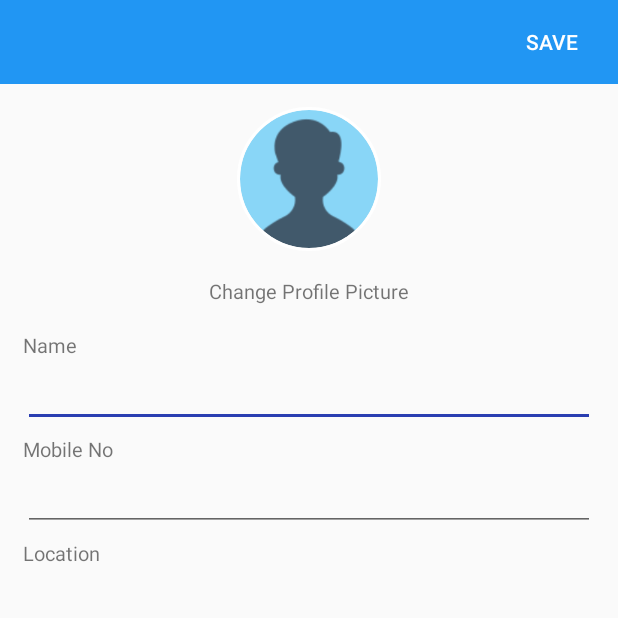
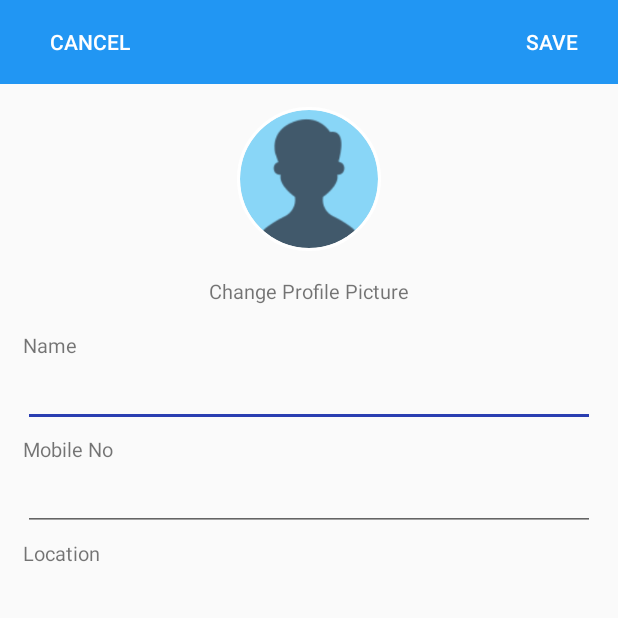
Before and after one commit to viveks77/PocketTest-Client, an Android app: the EditProfile screen opened directly, with no data from a screen before it, on a phone screen of 412 x 824 dp, the top half of it. Run offline under Robolectric (Android 15) with nearby library versions, the phone set to English and light mode, and no system bars; our stand-ins replace CircleImageView, Volley; Roboto replaces fonts that are not available here; 3 statements that could not run were skipped.

```diff
--- a/app/src/main/java/com/example/pockettest/Activites/EditProfile.java
+++ b/app/src/main/java/com/example/pockettest/Activites/EditProfile.java
@@ -1,6 +1,7 @@
 package com.example.pockettest.Activites;
 
 import androidx.appcompat.app.AppCompatActivity;
+import androidx.appcompat.widget.Toolbar;
 import androidx.fragment.app.FragmentManager;
 
 import android.content.Intent;
@@ -45,7 +46,7 @@ public class EditProfile extends AppCompatActivity {
     private EditText name;
     private EditText mobile;
     private EditText loc;
-
+    private Button cancel;
     UserDataBaseHandler db;
 
     @Override
@@ -53,6 +54,7 @@ public class EditProfile extends AppCompatActivity {
         super.onCreate(savedInstanceState);
         setContentView(R.layout.activity_edit_profile);
 
+        cancel = findViewById(R.id.edit_profile_cancel);
         save = findViewById(R.id.edit_profile_save);
         name = findViewById(R.id.edit_profile_changeName);
         mobile = findViewById(R.id.edit_profile_changeMobile);
@@ -64,16 +66,21 @@ public class EditProfile extends AppCompatActivity {
         mobile.setHint(user.getMobileNo());
         loc.setHint(user.getLocation());
 
+        cancel.setOnClickListener(new View.OnClickListener() {
+            @Override
+            public void onClick(View v) {
+                onBackPressed();
+            }
+        });
+
         save.setOnClickListener(new View.OnClickListener() {
             @Override
             public void onClick(View v) {
-                updateUser();
-
-                FragmentManager FM= getSupportFragmentManager();
-                AccountFragment accountFragment=new AccountFragment();
-                FM.beginTransaction().replace(R.id.edit_profile_layout,accountFragment).commit();
-
-
+                if(name.getText().toString().length() == 0 && mobile.getText().toString().length() == 0 && loc.getText().toString().length() == 0){
+                    Toast.makeText(EditProfile.this, "Please edit a field", Toast.LENGTH_SHORT).show();
+                }else{
+                    updateUser();
+                }
             }
         });
     }
@@ -101,8 +108,11 @@ public class EditProfile extends AppCompatActivity {
                     user.setMobileNo(userObj.getString("mobile_no"));
                     user.setLocation(userObj.getString("location"));
                     db.updateUser(user);
+                    Intent intent = new Intent(EditProfile.this, MainActivity.class);
+                    intent.putExtra("OpenAccountF", true);
+                    intent.addFlags(Intent.FLAG_ACTIVITY_NO_ANIMATION);
                     finish();
-                    startActivity(new Intent(EditProfile.this, AccountFragment.class));
+                    startActivity(intent);
                 }catch(JSONException e){
                     e.printStackTrace();
                 }
@@ -117,7 +127,6 @@ public class EditProfile extends AppCompatActivity {
                                 HttpHeaderParser.parseCharset(response.headers, "utf-8"));
 
                         JSONObject obj = new JSONObject(res);
-                        Log.d("error ye hai", obj.toString());
                         //JSONArray errorArray = obj.getJSONArray("mobile_no");
                         Snackbar.make(getWindow().getDecorView().findViewById(android.R.id.content),"Oops! Something went wrong", Snackbar.LENGTH_SHORT).show();
 
--- a/app/src/main/java/com/example/pockettest/Util/Constants.java
+++ b/app/src/main/java/com/example/pockettest/Util/Constants.java
@@ -11,5 +11,6 @@ public class Constants {
     public static final String MOBILE = "mobileNo";
     public static final String LOC = "location";
 
-
+    public static final String HOME_FRAGEMNT ="home";
+    public static final String FRAGMENT_OTHER = "other";
 }
--- a/app/src/main/res/layout/activity_edit_profile.xml
+++ b/app/src/main/res/layout/activity_edit_profile.xml
@@ -17,6 +17,15 @@
         app:layout_constraintEnd_toEndOf="parent"
         app:layout_constraintStart_toStartOf="parent"
         app:layout_constraintTop_toTopOf="parent" >
+        <Button
+            android:id="@+id/edit_profile_cancel"
+            android:layout_width="wrap_content"
+            android:layout_height="wrap_content"
+            android:background="@color/transparent"
+            android:layout_gravity="start"
+            android:textColor="#FFFFFF"
+            android:text="@string/cancel"
+            />
         <Button
             android:id="@+id/edit_profile_save"
             android:layout_width="wrap_content"
--- a/app/src/main/res/values/strings.xml
+++ b/app/src/main/res/values/strings.xml
@@ -11,4 +11,8 @@
     <string name="loc">Location</string>
     <string name="save">Save</string>
     <string name="change_profile_picture">Change Profile Picture</string>
+
+    <!-- TODO: Remove or change this placeholder text -->
+    <string name="hello_blank_fragment">Hello blank fragment</string>
+    <string name="cancel">Cancel</string>
 </resources>
```
Also changed, not shown: app/src/main/java/com/example/pockettest/Activites/MainActivity.java (+37 -2 lines), app/src/main/res/layout/fragment_lectures.xml (+0 -23 lines), 1 other file.
